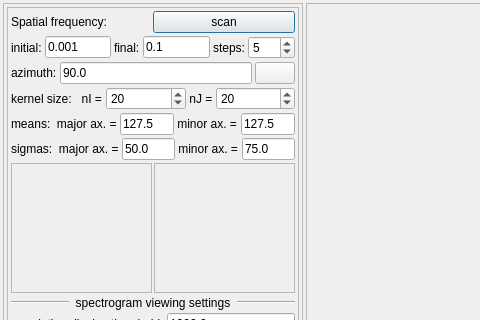
First picture: the form in imagejockey/gabor/gaborfilterdialog.ui, repository PauloCarvalhoRJ/gammaray, before the edit; both pictures show x 0 to 480 and y 0 to 320 of the 739 by 455 pixel window.
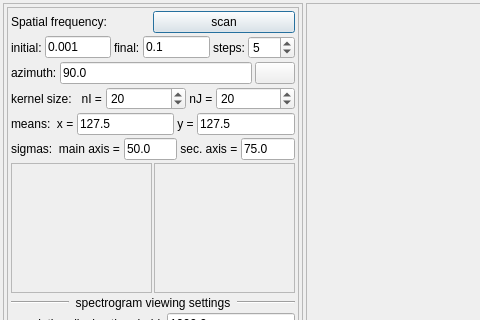
Second picture: the form after the edit. Icons and pictures are not drawn.

```diff
--- a/imagejockey/gabor/gaborfilterdialog.ui
+++ b/imagejockey/gabor/gaborfilterdialog.ui
@@ -279,7 +279,7 @@
            <item>
             <widget class="QLabel" name="label_12">
              <property name="text">
-              <string>means:  major ax. = </string>
+              <string>means:  x = </string>
              </property>
             </widget>
            </item>
@@ -293,7 +293,7 @@
            <item>
             <widget class="QLabel" name="label_13">
              <property name="text">
-              <string> minor ax. = </string>
+              <string> y = </string>
              </property>
             </widget>
            </item>
@@ -317,7 +317,7 @@
            <item>
             <widget class="QLabel" name="label_14">
              <property name="text">
-              <string>sigmas:  major ax. = </string>
+              <string>sigmas:  main axis = </string>
              </property>
             </widget>
            </item>
@@ -331,7 +331,7 @@
            <item>
             <widget class="QLabel" name="label_15">
              <property name="text">
-              <string> minor ax. = </string>
+              <string> sec. axis = </string>
              </property>
             </widget>
            </item>
```
